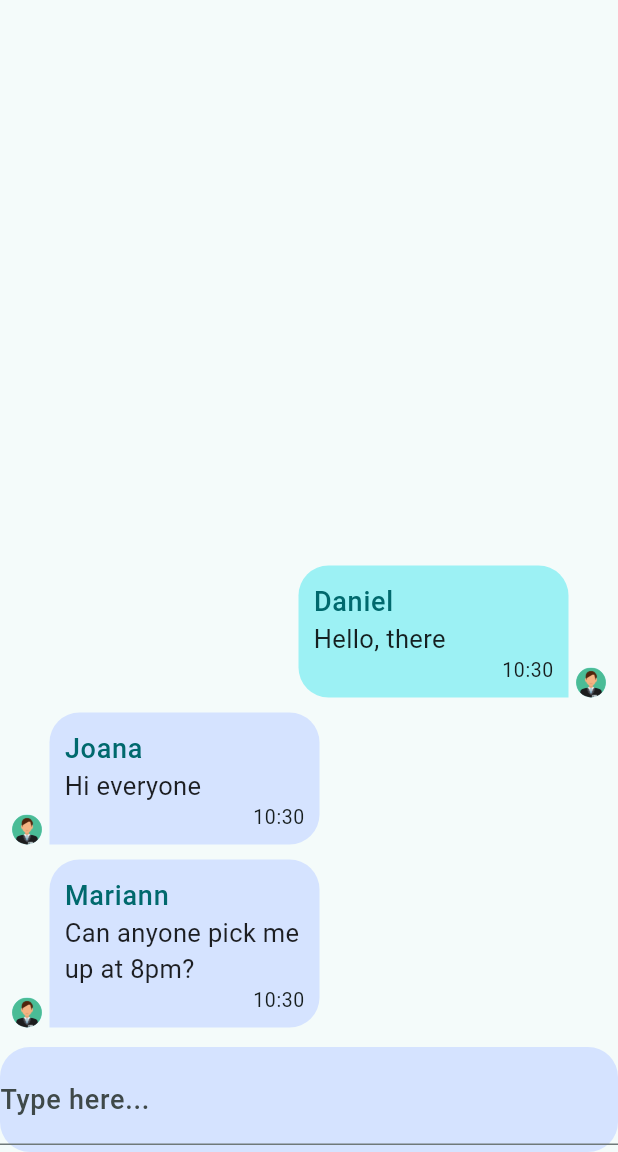
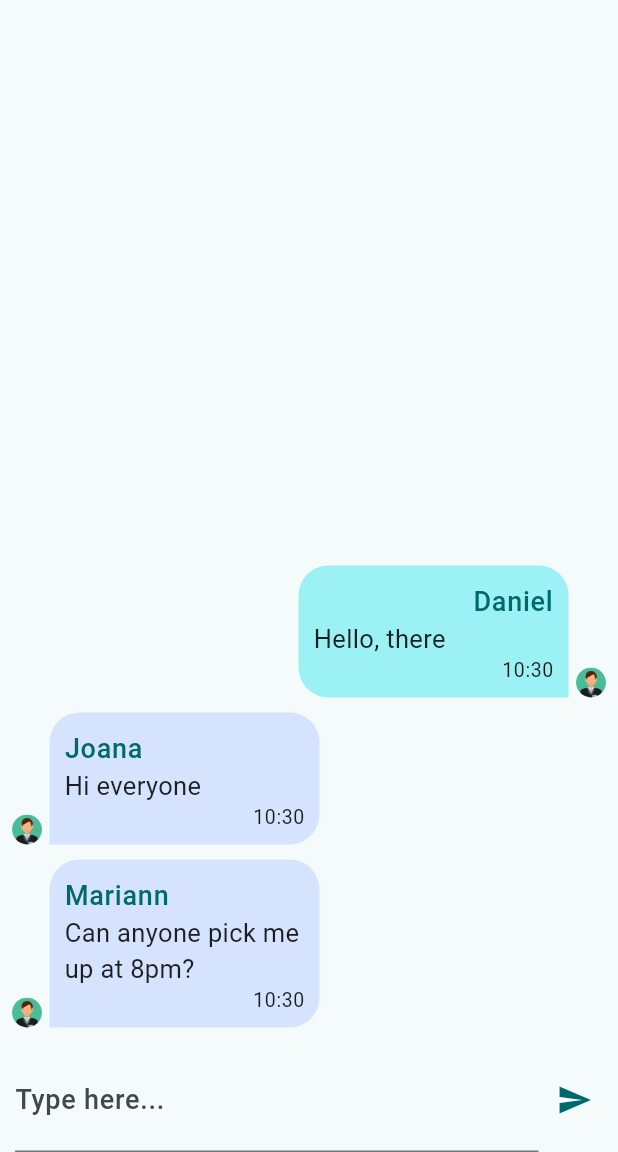
Before and after one commit to darcanj0/chat, a Flutter app: the screen it shows after launch, on a phone screen of 412 x 824 dp, the part 84-1236 px from its top. Run offline on Flutter 3.47's test engine with Material 2 defaults, Android fonts, the phone set to English and light mode, and no system bars; our stand-ins replace image_picker; accounts and stored records are empty.

Commit message:
feat: implement chat with mock service

```diff
--- a/lib/interface/components/chat/message_bubble.dart
+++ b/lib/interface/components/chat/message_bubble.dart
@@ -70,6 +70,7 @@ class MessageBubble extends StatelessWidget with ThemeConsumer {
               Text(
                 message.userName,
                 style: getTextTheme(context).bodyLarge,
+                textAlign: isFromCurrentUser ? TextAlign.end : TextAlign.start,
               ),
               Text(
                 message.text,
--- a/lib/interface/components/chat/new_message.dart
+++ b/lib/interface/components/chat/new_message.dart
@@ -1,22 +1,78 @@
+import 'package:chat/core/models/chat_user.dart';
+import 'package:chat/core/services/auth/auth_service.dart';
+import 'package:chat/core/services/chat/chat_service.dart';
 import 'package:chat/util/theme_consumer.dart';
 import 'package:flutter/material.dart';
 
-class NewMessage extends StatelessWidget with ThemeConsumer {
-  const NewMessage({super.key});
+class NewMessage extends StatefulWidget {
+  const NewMessage({
+    required this.authService,
+    required this.chatService,
+    super.key,
+  });
+
+  final IChatService chatService;
+  final IAuthService authService;
+
+  @override
+  State<NewMessage> createState() => _NewMessageState();
+}
+
+class _NewMessageState extends State<NewMessage> with ThemeConsumer {
+  @override
+  void dispose() {
+    _controller.dispose();
+    super.dispose();
+  }
+
+  String message = '';
+
+  final TextEditingController _controller = TextEditingController();
+
+  Future<void> sendMessage() async {
+    await widget.chatService
+        .save(message, widget.authService.currentUser as ChatUser);
+    _controller.clear();
+  }
 
   @override
   Widget build(BuildContext context) {
-    return Container(
-      height: 70,
-      width: double.infinity,
-      decoration: BoxDecoration(
-        color: getColorScheme(context).tertiaryContainer,
-        borderRadius: BorderRadius.circular(20),
-      ),
-      alignment: Alignment.center,
-      child: TextFormField(
-        decoration: InputDecoration(
-          labelText: 'Type here...',
+    return Padding(
+      padding: const EdgeInsets.only(right: 5, left: 10),
+      child: SizedBox(
+        width: double.infinity,
+        height: 70,
+        child: Row(
+          children: [
+            Expanded(
+              child: TextField(
+                expands: true,
+                maxLines: null,
+                controller: _controller,
+                onChanged: (value) {
+                  setState(() {
+                    message = value;
+                  });
+                },
+                decoration: const InputDecoration(
+                  labelText: 'Type here...',
+                ),
+                keyboardType: TextInputType.multiline,
+              ),
+            ),
+            IconButton(
+              onPressed: () {
+                final bool canSend = message.isNotEmpty &&
+                    message.trim().isNotEmpty &&
+                    widget.authService.currentUser != null;
+                if (canSend) {
+                  sendMessage();
+                }
+              },
+              icon: Icon(Icons.send, color: getColorScheme(context).primary),
+              splashColor: getPrimaryColor(context),
+            )
+          ],
         ),
       ),
     );
--- a/lib/interface/pages/chat_page.dart
+++ b/lib/interface/pages/chat_page.dart
@@ -1,5 +1,5 @@
 import 'package:chat/core/services/auth/auth_service.dart';
-import 'package:chat/core/services/auth/infra/auth_service_mock.dart';
+import 'package:chat/core/services/chat/chat_service.dart';
 import 'package:chat/core/services/chat/infra/chat_service_mock.dart';
 import 'package:chat/interface/components/chat/messages.dart';
 import 'package:chat/interface/components/nav/app_drawer.dart';
@@ -8,9 +8,13 @@ import 'package:chat/util/theme_consumer.dart';
 import 'package:flutter/material.dart';
 
 class ChatPage extends StatelessWidget with ThemeConsumer {
-  const ChatPage({required this.authService, super.key});
+  ChatPage({
+    required this.authService,
+    super.key,
+  });
 
   final IAuthService authService;
+  final IChatService chatService = ChatServiceMock.instance;
 
   @override
   Widget build(BuildContext context) {
@@ -28,10 +32,13 @@ class ChatPage extends StatelessWidget with ThemeConsumer {
             children: [
               Expanded(
                   child: Messages(
-                chatService: ChatServiceMock.instance,
-                authService: AuthServiceMock.instance,
+                chatService: chatService,
+                authService: authService,
               )),
-              NewMessage(),
+              NewMessage(
+                chatService: chatService,
+                authService: authService,
+              ),
             ],
           ),
         ),
```
